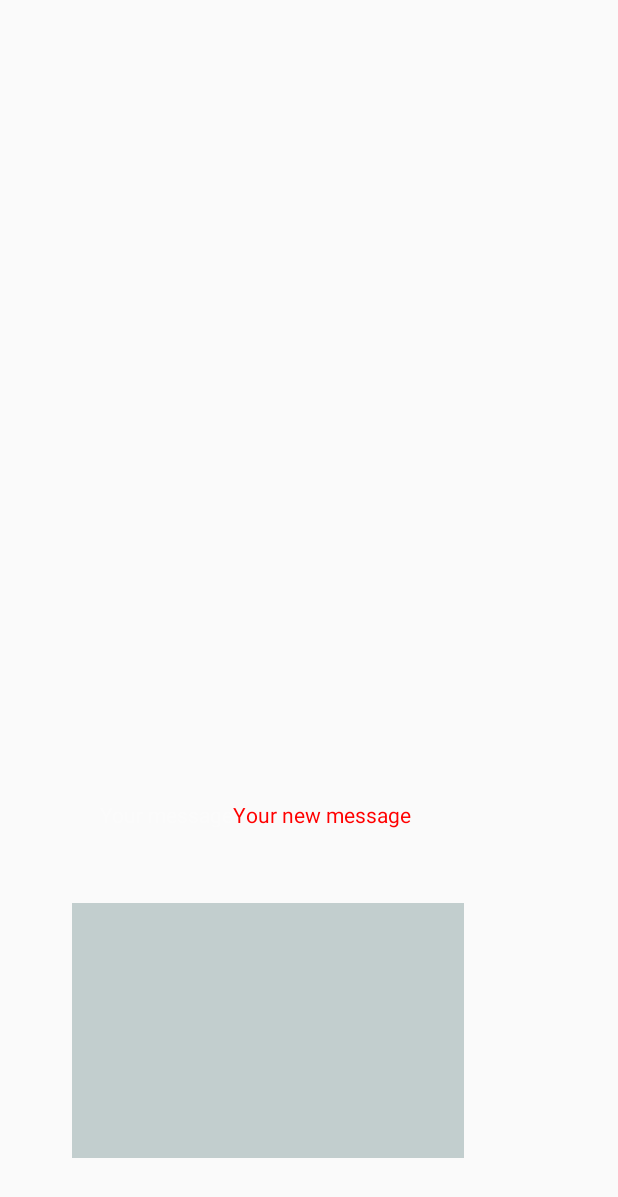
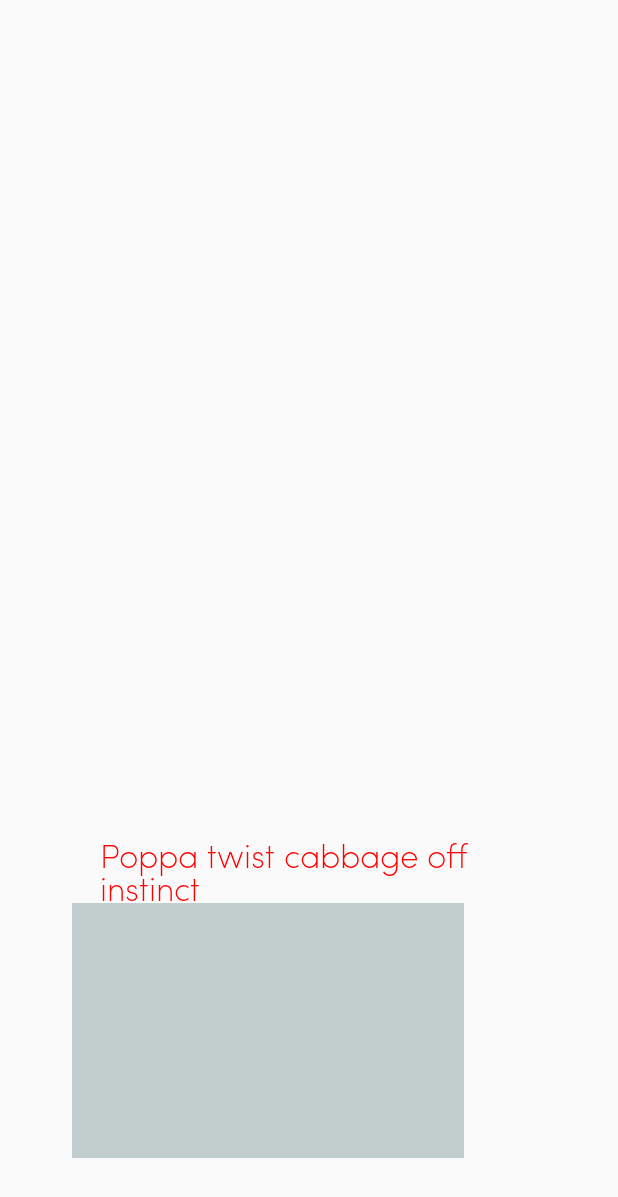
Before and after one commit to aasquier/Android_Audio_Visualizer, an Android app: the VisualizerActivity screen opened directly, with no data from a screen before it, on a phone screen of 412 x 824 dp. Shown: the top 1197 px of the screen. Run offline under Robolectric (Android 15) with nearby library versions, the phone set to English and light mode, and no system bars; libraries missing offline, so code that uses them is left out: com.loopj.android, com.spotify.sdk; 4 statements that could not run were skipped.

Commit message:
Got separate words to disaply as transparent and colors

```diff
--- a/app/src/main/java/com/example/colecofer/android_audio_visualizer/VisualizerActivity.java
+++ b/app/src/main/java/com/example/colecofer/android_audio_visualizer/VisualizerActivity.java
@@ -212,13 +212,18 @@ public class VisualizerActivity extends AppCompatActivity implements Visualizer.
 
 
         TextView lyricsTV = new TextView(this);
+        lyricsTV.setTextSize(TypedValue.COMPLEX_UNIT_SP, 22f);
+        Typeface subtitleAndLyrics = ResourcesCompat.getFont(this, R.font.sofiaproextralight);
+        lyricsTV.setTypeface(subtitleAndLyrics);
+
 
         //Setup the text and colors
-        Spannable word = new SpannableString("Your message");
-//        word.setSpan(new ForegroundColorSpan(Color.BLUE), 0, word.length(), Spannable.SPAN_EXCLUSIVE_EXCLUSIVE);
+        Spannable word = new SpannableString("Hah, sika than your average\n");
+
+        //The first two value of the hex are opacity... So perhaps we could alter these to fade them in and out... ?
         word.setSpan(new ForegroundColorSpan(0x50FFFFFF), 0, word.length(), Spannable.SPAN_EXCLUSIVE_EXCLUSIVE);
         lyricsTV.setText(word);
-        Spannable word1 = new SpannableString("Your new message");
+        Spannable word1 = new SpannableString("Poppa twist cabbage off instinct");
         word1.setSpan(new ForegroundColorSpan(Color.RED), 0, word1.length(), Spannable.SPAN_EXCLUSIVE_EXCLUSIVE);
         lyricsTV.append(word1);
 
@@ -227,7 +232,6 @@ public class VisualizerActivity extends AppCompatActivity implements Visualizer.
         lyricsTV.setPadding(100, 800, 100, 300);
         addContentView(lyricsTV, lyricsParams);
         lyricsTV.requestLayout();
-
 
         /////////////////////////
         //This adds a view over the surfaceview, but... you can't place it anywhere since margins doing work...
```
